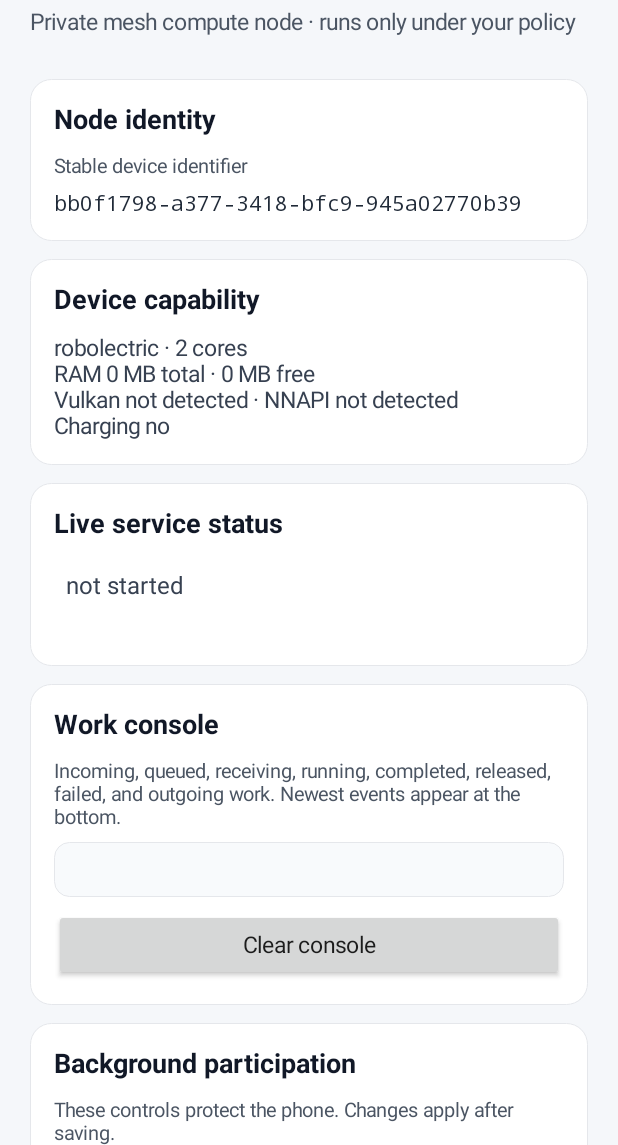
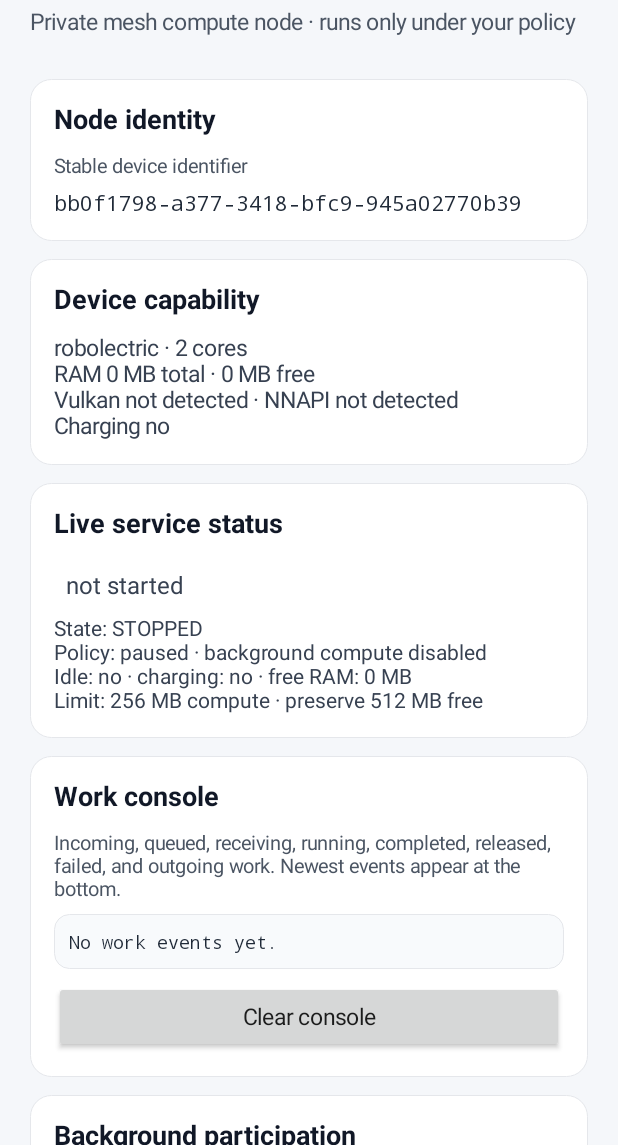
Before and after one commit to ZeroDriveX1/zdx-paralell-pyxel-vm, an Android app: the screen it shows after launch (MainActivity), on a phone screen of 412 x 824 dp, the part 91-1236 px from its top. Run offline under Robolectric (Android 15) with nearby library versions, the light colour scheme and no system bars.

Commit message:
render live Android policy and work history

```diff
--- a/android/app/src/main/java/com/zerodrivex/zdxnode/MainActivity.kt
+++ b/android/app/src/main/java/com/zerodrivex/zdxnode/MainActivity.kt
@@ -208,10 +208,42 @@ class MainActivity : Activity() {
 
     private fun refreshStatus() {
         if (!::statusView.isInitialized) return
-        val message = getSharedPreferences("zdx_status", MODE_PRIVATE).getString("message", "not started") ?: "not started"
+        val status = getSharedPreferences("zdx_status", MODE_PRIVATE)
+        val message = status.getString("message", "not started") ?: "not started"
+        val state = status.getString("work_state", "STOPPED") ?: "STOPPED"
+        val currentTask = status.getString("current_task_id", null)
+        val lastTask = status.getString("last_task_id", null)
+        val lastTaskState = status.getString("last_task_state", null)
+        val progress = if (status.contains("progress")) status.getInt("progress", 0) else null
+
         statusView.text = message
-        statusView.setTextColor(if (message.startsWith("connected") || message.startsWith("completed")) Color.rgb(22, 101, 52) else Color.rgb(55, 65, 81))
+        statusView.setTextColor(
+            if (state in setOf("CONNECTED", "IDLE", "RUNNING", "COMPLETED")) Color.rgb(22, 101, 52)
+            else Color.rgb(55, 65, 81)
+        )
+
+        val policy = ResourcePolicyStore(this).load()
+        val admission = AndroidResourceAdmission(this)
+        val snapshot = admission.snapshot()
+        val policyBlock = admission.blockReason(policy, snapshot)
+        workView.text = buildString {
+            append("State: ").append(state)
+            if (!currentTask.isNullOrBlank()) append("\nCurrent task: ").append(currentTask)
+            if (progress != null) append(" · ").append(progress).append("%")
+            if (!lastTask.isNullOrBlank()) {
+                append("\nLast task: ").append(lastTask)
+                if (!lastTaskState.isNullOrBlank()) append(" · ").append(lastTaskState)
+            }
+            append("\nPolicy: ").append(if (policyBlock == null) "eligible" else "paused · $policyBlock")
+            append("\nIdle: ").append(if (snapshot.userIdle) "yes" else "no")
+            append(" · charging: ").append(if (snapshot.charging) "yes" else "no")
+            append(" · free RAM: ").append(snapshot.availableMemoryMb).append(" MB")
+            append("\nLimit: ").append(policy.memoryLimitMb).append(" MB compute")
+            append(" · preserve ").append(policy.minFreeMemoryMb).append(" MB free")
+        }
+
         capabilityView.text = capabilitySummary(DeviceCapabilityCollector(this).collect())
+        consoleView.text = WorkEventStore(this).consoleText(80)
     }
 
     private fun setLocalStatus(message: String) {
```
